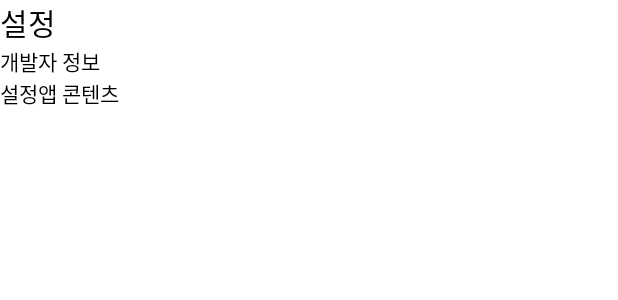
After one commit to Hongji0611/ThreeO, an Android app: the layout activity_menu.xml on its own in the app's theme, with its tools: preview values and no code run, on a phone screen of 412 x 824 dp. The commit adds this screen. Shown: the top 300 px of the screen. Run offline under Robolectric (Android 15) with nearby library versions, the phone set to English and light mode, and no system bars.

Commit message:
menu activity

```diff
--- a/app/src/main/AndroidManifest.xml
+++ b/app/src/main/AndroidManifest.xml
@@ -14,7 +14,8 @@
         android:roundIcon="@mipmap/ic_launcher_round"
         android:supportsRtl="true"
         android:theme="@style/Theme.ThreeO">
-        <activity android:name=".DetailActivity"></activity>
+        <activity android:name=".MenuActivity"></activity>
+        <activity android:name=".DetailActivity" />
         <activity android:name=".MainActivity">
             <intent-filter>
                 <action android:name="android.intent.action.MAIN" />
--- a/app/src/main/java/com/example/threeo/MainActivity.kt
+++ b/app/src/main/java/com/example/threeo/MainActivity.kt
@@ -64,6 +64,10 @@ class MainActivity : AppCompatActivity() {
             recyclerView.adapter = adapter
 
             //버튼 이벤트 추가
+            menu.setOnClickListener {
+                val intent = Intent(this@MainActivity, MenuActivity::class.java)
+                startActivity(intent)
+            }
             day.setOnClickListener {
                 findType = 1
                 getList()
@@ -83,8 +87,6 @@ class MainActivity : AppCompatActivity() {
                 findType = 4
                 getList()
             }
-
-
         }
     }
 
--- /dev/null
+++ b/app/src/main/res/layout/activity_menu.xml
@@ -0,0 +1,31 @@
+<?xml version="1.0" encoding="utf-8"?>
+<LinearLayout xmlns:android="http://schemas.android.com/apk/res/android"
+    xmlns:app="http://schemas.android.com/apk/res-auto"
+    xmlns:tools="http://schemas.android.com/tools"
+    android:layout_width="match_parent"
+    android:layout_height="match_parent"
+    android:orientation="vertical"
+    tools:context=".MenuActivity">
+
+    <TextView
+        android:id="@+id/textView2"
+        android:layout_width="match_parent"
+        android:layout_height="wrap_content"
+        android:text="설정"
+        android:textColor="@color/black"
+        android:textSize="20sp" />
+
+    <TextView
+        android:id="@+id/textView6"
+        android:layout_width="match_parent"
+        android:layout_height="wrap_content"
+        android:text="개발자 정보"
+        android:textColor="@color/black" />
+
+    <TextView
+        android:id="@+id/textView7"
+        android:layout_width="match_parent"
+        android:layout_height="wrap_content"
+        android:text="설정앱 콘텐츠"
+        android:textColor="@color/black" />
+</LinearLayout>
```
Also changed, not shown: app/src/main/java/com/example/threeo/MenuActivity.kt (added, +20 -0 lines), app/src/main/res/layout/activity_main.xml (+17 -1 lines), app/src/main/res/drawable-v24/menu.png (added).
